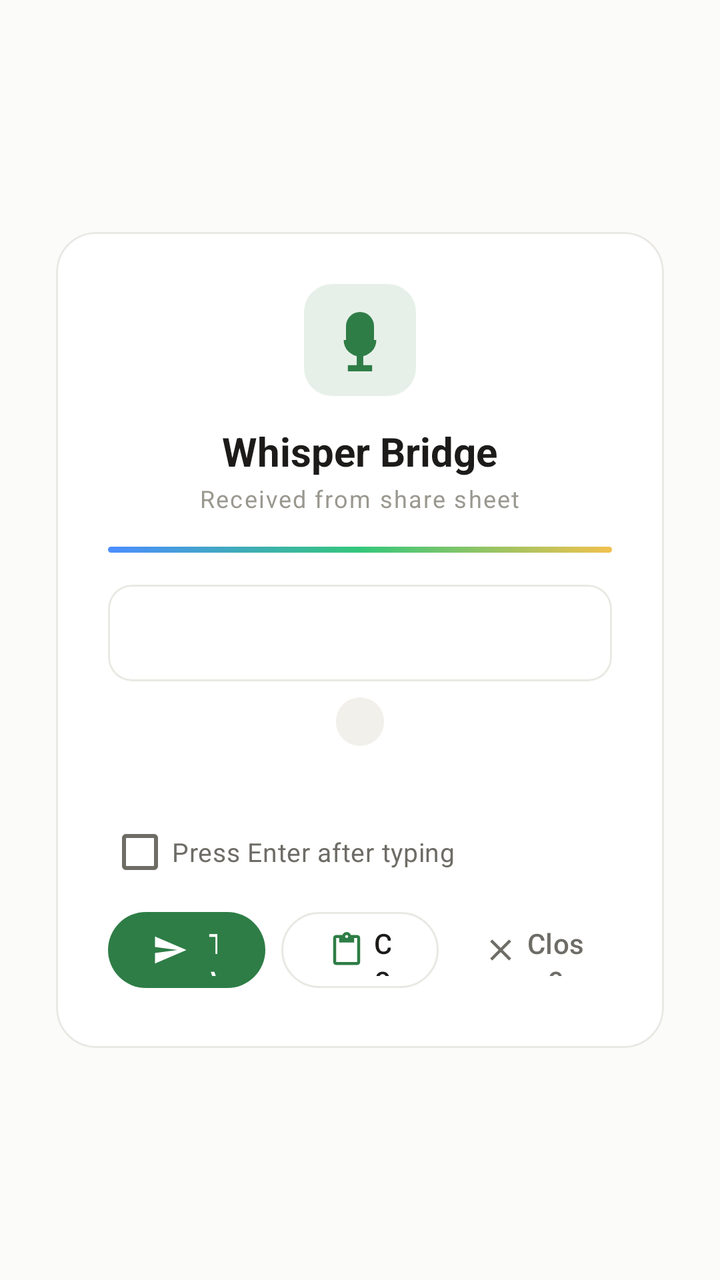
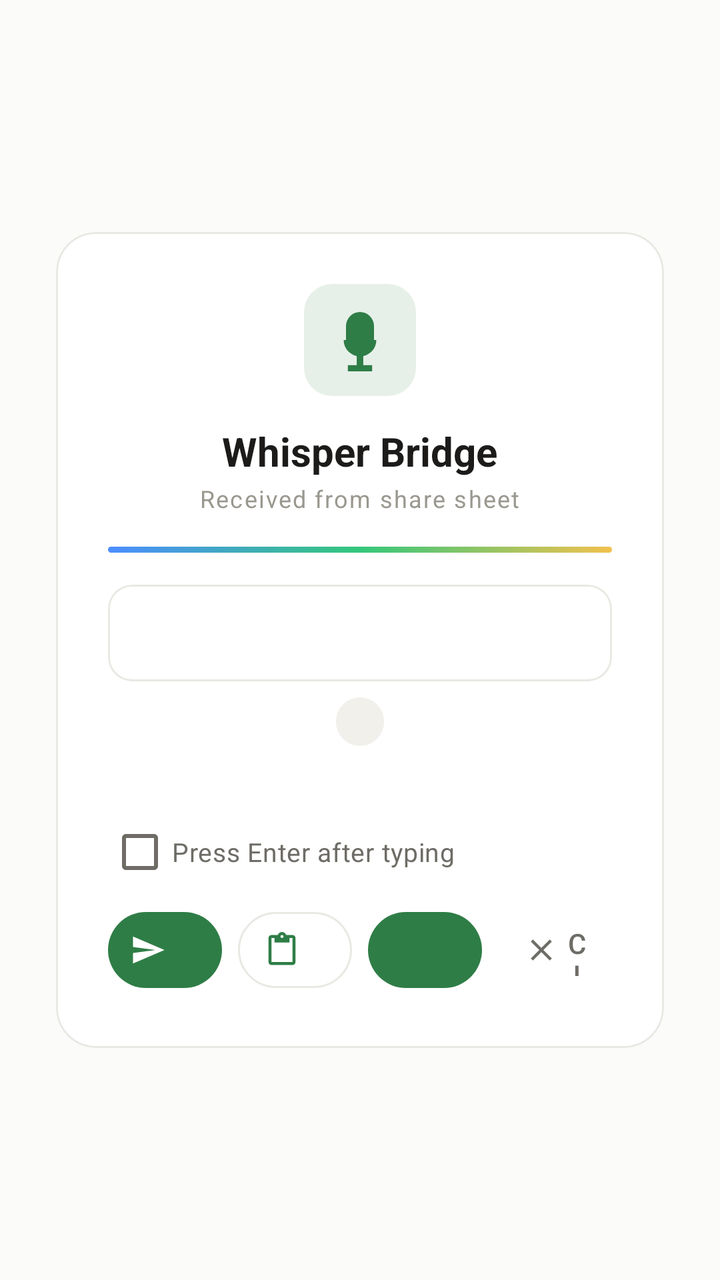

Compare the two renders of this Android layout. The source of the first and the diff that turns it into the second are given below.
<!-- AndroidManifest.xml: activity theme Theme.WhisperBridge -->
<!-- res/layout/activity_share_receiver.xml -->
<?xml version="1.0" encoding="utf-8"?>
<LinearLayout xmlns:android="http://schemas.android.com/apk/res/android"
    xmlns:app="http://schemas.android.com/apk/res-auto"
    android:layout_width="match_parent"
    android:layout_height="match_parent"
    android:background="@color/bg"
    android:gravity="center"
    android:orientation="vertical"
    android:padding="28dp">

    <com.google.android.material.card.MaterialCardView
        android:layout_width="match_parent"
        android:layout_height="wrap_content"
        app:cardBackgroundColor="@color/card_bg"
        app:cardCornerRadius="20dp"
        app:cardElevation="0dp"
        app:strokeColor="@color/border"
        app:strokeWidth="1dp">

        <LinearLayout
            android:layout_width="match_parent"
            android:layout_height="wrap_content"
            android:gravity="center_horizontal"
            android:orientation="vertical"
            android:padding="26dp">

            <ImageView
                android:layout_width="56dp"
                android:layout_height="56dp"
                android:src="@drawable/brand_mark" />

            <TextView
                android:layout_width="wrap_content"
                android:layout_height="wrap_content"
                android:layout_marginTop="14dp"
                android:text="Whisper Bridge"
                android:textColor="@color/text_primary"
                android:textSize="20sp"
                android:textStyle="bold" />

            <TextView
                android:layout_width="wrap_content"
                android:layout_height="wrap_content"
                android:layout_marginTop="2dp"
                android:letterSpacing="0.06"
                android:text="Received from share sheet"
                android:textColor="@color/text_tertiary"
                android:textSize="12sp" />

            <View
                android:layout_width="match_parent"
                android:layout_height="3dp"
                android:layout_marginTop="16dp"
                android:background="@drawable/gradient_accent" />

            <com.google.android.material.card.MaterialCardView
                android:layout_width="match_parent"
                android:layout_height="wrap_content"
                android:layout_marginTop="16dp"
                app:cardBackgroundColor="@color/card_bg"
                app:cardCornerRadius="12dp"
                app:cardElevation="0dp"
                app:strokeColor="@color/border"
                app:strokeWidth="1dp">

                <TextView
                    android:id="@+id/tvPreview"
                    android:layout_width="match_parent"
                    android:layout_height="wrap_content"
                    android:maxLines="6"
                    android:padding="14dp"
                    android:scrollbars="vertical"
                    android:textColor="@color/text_primary"
                    android:textSize="15sp" />
            </com.google.android.material.card.MaterialCardView>

            <TextView
                android:id="@+id/tvCharCount"
                android:layout_width="wrap_content"
                android:layout_height="wrap_content"
                android:layout_marginTop="8dp"
                android:background="@drawable/bg_chip"
                android:paddingHorizontal="12dp"
                android:paddingVertical="4dp"
                android:textColor="@color/text_secondary"
                android:textSize="12sp" />

            <ProgressBar
                android:id="@+id/progress"
                style="?android:attr/progressBarStyleSmall"
                android:layout_width="24dp"
                android:layout_height="24dp"
                android:layout_marginTop="14dp"
                android:indeterminateTint="@color/accent"
                android:visibility="gone" />

            <TextView
                android:id="@+id/tvStatus"
                android:layout_width="wrap_content"
                android:layout_height="wrap_content"
                android:layout_marginTop="8dp"
                android:textColor="@color/text_secondary"
                android:textSize="14sp" />

            <CheckBox
                android:id="@+id/cbEnterAfter"
                android:layout_width="match_parent"
                android:layout_height="wrap_content"
                android:layout_marginTop="8dp"
                android:text="Press Enter after typing"
                android:textColor="@color/text_secondary"
                android:textSize="13sp"
                android:buttonTint="@color/accent"
                android:minHeight="36dp" />

            <LinearLayout
                android:layout_width="match_parent"
                android:layout_height="wrap_content"
                android:layout_marginTop="8dp"
                android:orientation="horizontal">

                <com.google.android.material.button.MaterialButton
                    android:id="@+id/btnSend"
                    android:layout_width="0dp"
                    android:layout_height="46dp"
                    android:layout_weight="1"
                    android:text="Type"
                    android:textSize="14sp"
                    app:backgroundTint="@color/accent"
                    app:cornerRadius="999dp"
                    app:icon="@drawable/ic_send"
                    app:iconGravity="textStart"
                    app:iconTint="@android:color/white"
                    app:shapeAppearanceOverlay="@style/ShapeKomodosPill" />

                <com.google.android.material.button.MaterialButton
                    android:id="@+id/btnClipboard"
                    style="@style/Widget.Material3.Button.OutlinedButton"
                    android:layout_width="0dp"
                    android:layout_height="46dp"
                    android:layout_marginStart="8dp"
                    android:layout_weight="1"
                    android:text="Copy"
                    android:textColor="@color/text_primary"
                    android:textSize="14sp"
                    app:cornerRadius="999dp"
                    app:icon="@drawable/ic_clipboard"
                    app:iconGravity="textStart"
                    app:iconTint="@color/accent"
                    app:shapeAppearanceOverlay="@style/ShapeKomodosPill"
                    app:strokeColor="@color/border" />

                <com.google.android.material.button.MaterialButton
                    android:id="@+id/btnDismiss"
                    style="@style/Widget.Material3.Button.TextButton"
                    android:layout_width="0dp"
                    android:layout_height="46dp"
                    android:layout_marginStart="8dp"
                    android:layout_weight="1"
                    android:text="Close"
                    android:textColor="@color/text_secondary"
                    android:textSize="14sp"
                    app:cornerRadius="999dp"
                    app:icon="@drawable/ic_close"
                    app:iconGravity="textStart"
                    app:iconTint="@color/text_secondary"
                    app:shapeAppearanceOverlay="@style/ShapeKomodosPill" />
            </LinearLayout>
        </LinearLayout>
    </com.google.android.material.card.MaterialCardView>
</LinearLayout>
<!-- resources referenced by this layout -->
<resources>
  <color name="accent">#2E7D46</color>
  <color name="bg">#FBFBF9</color>
  <color name="border">#E9E8E3</color>
  <color name="card_bg">#FFFFFF</color>
  <color name="text_primary">#1C1B19</color>
  <color name="text_secondary">#6E6C66</color>
  <color name="text_tertiary">#9A988F</color>
  <!-- drawable bg_chip (drawable) -->
  <?xml version="1.0" encoding="utf-8"?>
  <shape xmlns:android="http://schemas.android.com/apk/res/android"
      android:shape="rectangle">
      <corners android:radius="999dp" />
      <solid android:color="@color/chip_bg" />
  </shape>
  <!-- drawable gradient_accent (drawable) -->
  <?xml version="1.0" encoding="utf-8"?>
  <shape xmlns:android="http://schemas.android.com/apk/res/android"
      android:shape="rectangle">
      <corners android:radius="2dp" />
      <gradient
          android:type="linear"
          android:angle="0"
          android:startColor="@color/grad_blue"
          android:centerColor="@color/grad_green"
          android:endColor="@color/grad_amber" />
  </shape>
  <!-- drawable ic_clipboard (drawable) -->
  <?xml version="1.0" encoding="utf-8"?>
  <vector xmlns:android="http://schemas.android.com/apk/res/android"
      android:width="24dp" android:height="24dp"
      android:viewportWidth="24" android:viewportHeight="24">
      <path android:fillColor="@color/text_secondary"
          android:pathData="M19,2 h-4.18 C14.4,0.84 13.3,0 12,0 c-1.3,0 -2.4,0.84 -2.82,2 H5 c-1.1,0 -2,0.9 -2,2 v16 c0,1.1 0.9,2 2,2 h14 c1.1,0 2,-0.9 2,-2 V4 c0,-1.1 -0.9,-2 -2,-2 z m-7,0 c0.55,0 1,0.45 1,1 s-0.45,1 -1,1 s-1,-0.45 -1,-1 s0.45,-1 1,-1 z m7,18 H5 V4 h2 v3 h10 V4 h2 v16 z" />
  </vector>
  <!-- drawable ic_close (drawable) -->
  <?xml version="1.0" encoding="utf-8"?>
  <vector xmlns:android="http://schemas.android.com/apk/res/android"
      android:width="24dp" android:height="24dp"
      android:viewportWidth="24" android:viewportHeight="24">
      <path android:fillColor="@color/text_secondary"
          android:pathData="M19,6.41 L17.59,5 L12,10.59 L6.41,5 L5,6.41 L10.59,12 L5,17.59 L6.41,19 L12,13.41 L17.59,19 L19,17.59 L13.41,12 z" />
  </vector>
  <!-- drawable ic_send (drawable) -->
  <?xml version="1.0" encoding="utf-8"?>
  <vector xmlns:android="http://schemas.android.com/apk/res/android"
      android:width="24dp" android:height="24dp"
      android:viewportWidth="24" android:viewportHeight="24">
      <path android:fillColor="@color/text_secondary"
          android:pathData="M2.01,21 L23,12 L2.01,3 L2,10 l15,2 -15,2 z" />
  </vector>
  <style name="ShapeKomodosPill">
          <item name="cornerFamily">rounded</item>
          <item name="cornerSize">50%</item>
      </style>
  <color name="chip_bg">#F1F0EB</color>
  <color name="green_soft">#E6F0E8</color>
  <color name="grad_blue">#4C8DFF</color>
  <color name="grad_green">#34C77B</color>
  <color name="grad_amber">#F2C14E</color>
  <color name="on_neutral">#FFFFFF</color>
  <color name="green_text">#2E7D46</color>
  <color name="surface">#F6F6F3</color>
  <!-- unchanged entries left out for length: 2 -->
</resources>

<!-- the commit's change to res/layout/activity_share_receiver.xml (unified diff, before → after) -->
@@ -151,6 +151,22 @@
                     app:strokeColor="@color/border" />
 
                 <com.google.android.material.button.MaterialButton
+                    android:id="@+id/btnEnter"
+                    android:layout_width="0dp"
+                    android:layout_height="46dp"
+                    android:layout_marginStart="8dp"
+                    android:layout_weight="1"
+                    android:text="Enter"
+                    android:textColor="@color/accent"
+                    android:textSize="14sp"
+                    app:cornerRadius="999dp"
+                    app:icon="@drawable/ic_check"
+                    app:iconGravity="textStart"
+                    app:iconTint="@color/accent"
+                    app:shapeAppearanceOverlay="@style/ShapeKomodosPill"
+                    app:strokeColor="@color/accent" />
+
+                <com.google.android.material.button.MaterialButton
                     android:id="@+id/btnDismiss"
                     style="@style/Widget.Material3.Button.TextButton"
                     android:layout_width="0dp"
<!-- resource entries referenced after the edit -->
@@ -26,6 +26,14 @@
           android:centerColor="@color/grad_green"
           android:endColor="@color/grad_amber" />
   </shape>
+  <!-- drawable ic_check (drawable) -->
+  <?xml version="1.0" encoding="utf-8"?>
+  <vector xmlns:android="http://schemas.android.com/apk/res/android"
+      android:width="24dp" android:height="24dp"
+      android:viewportWidth="24" android:viewportHeight="24">
+      <path android:fillColor="@color/text_secondary"
+          android:pathData="M9,16.17 L4.83,12 l-1.42,1.41 L9,19 L21,7 l-1.41,-1.41 z" />
+  </vector>
   <!-- drawable ic_clipboard (drawable) -->
   <?xml version="1.0" encoding="utf-8"?>
   <vector xmlns:android="http://schemas.android.com/apk/res/android"
